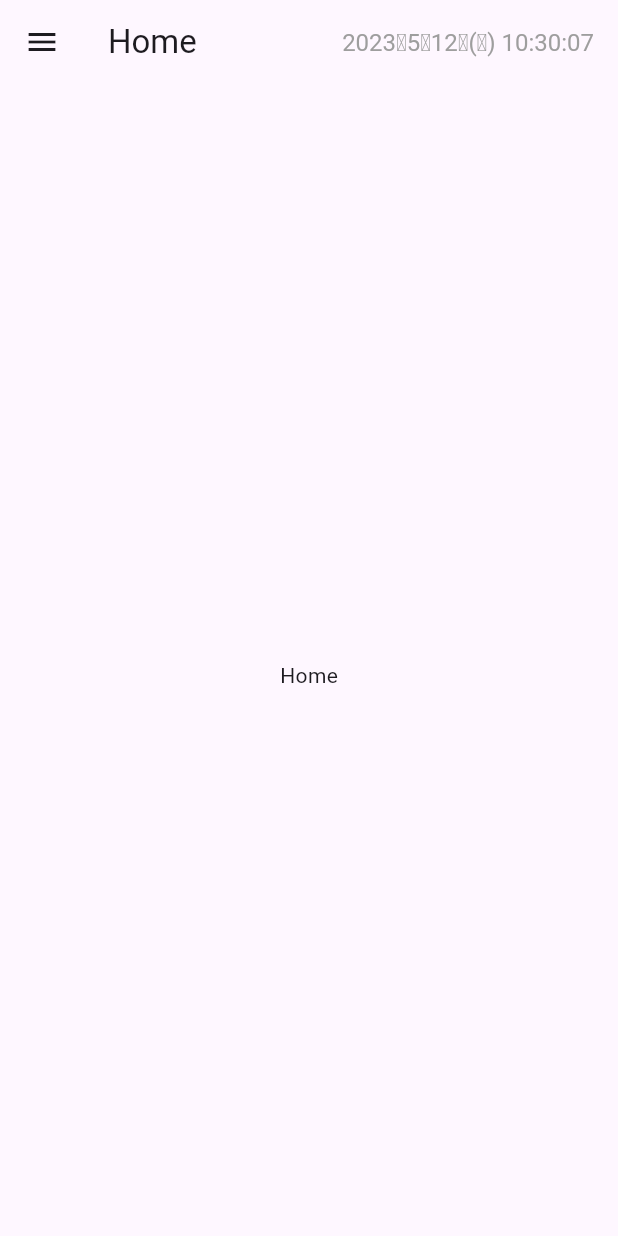
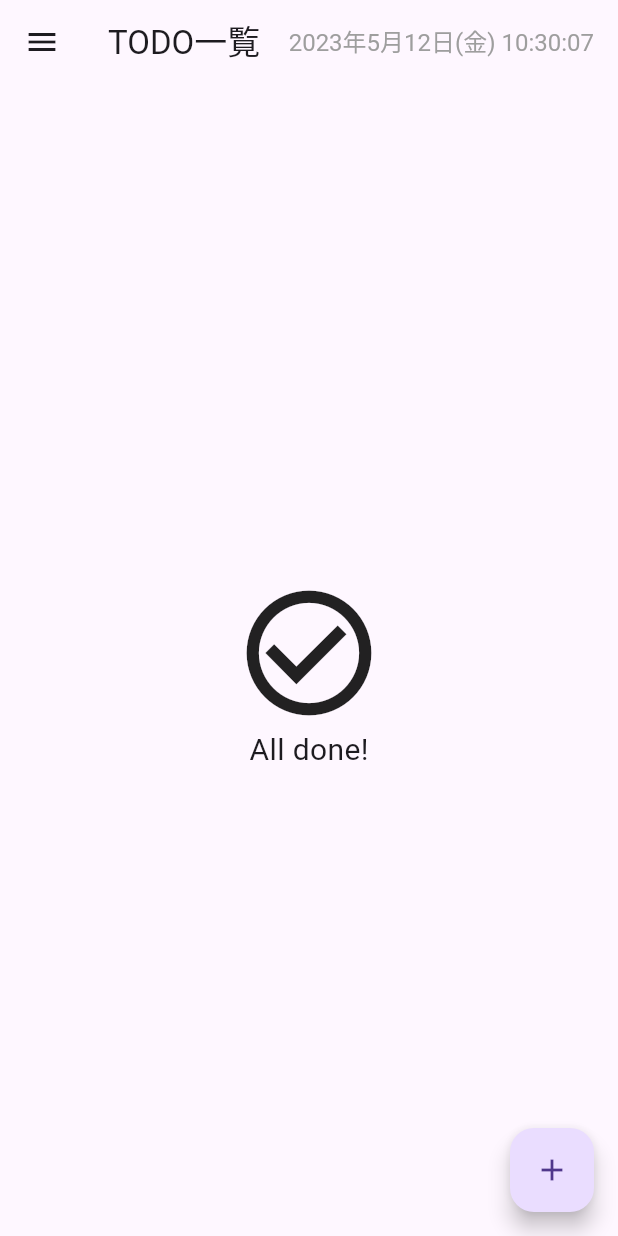
Before and after one commit to Ryota-Tsunoi/flutter-try-material-design-3, a Flutter app: the screen it shows after launch, on a phone screen of 412 x 824 dp. Run offline on Flutter 3.47's test engine with Material 2 defaults, Android fonts, the light colour scheme and no system bars; our stand-ins replace flutter_hooks, freezed_annotation, hooks_riverpod.

Commit message:
add a simple todo feature

```diff
--- a/analysis_options.yaml
+++ b/analysis_options.yaml
@@ -8,6 +8,11 @@
 # The following line activates a set of recommended lints for Flutter apps,
 # packages, and plugins designed to encourage good coding practices.
 include: package:flutter_lints/flutter.yaml
+
+analyzer:
+  exclude:
+    - "**/*.g.dart"
+    - "**/*.freezed.dart"
 
 linter:
   # The lint rules applied to this project can be customized in the
@@ -24,6 +29,5 @@
   rules:
     # avoid_print: false  # Uncomment to disable the `avoid_print` rule
     # prefer_single_quotes: true  # Uncomment to enable the `prefer_single_quotes` rule
-
 # Additional information about this file can be found at
 # https://dart.dev/guides/language/analysis-options
--- /dev/null
+++ b/build.yaml
@@ -0,0 +1,6 @@
+targets:
+  $default:
+    sources:
+      - $package$
+      - lib/**
+      # - stories/**
--- a/lib/components/scaffold/default_scaffold.dart
+++ b/lib/components/scaffold/default_scaffold.dart
@@ -5,11 +5,13 @@
   const DefaultScaffold({
     required this.title,
     required this.body,
+    this.floatingActionButton,
     super.key,
   });
 
   final String title;
   final Widget body;
+  final FloatingActionButton? floatingActionButton;
 
   @override
   Widget build(BuildContext context) {
@@ -17,6 +19,7 @@
       appBar: DefaultAppbar(title: title),
       drawer: const Drawer(),
       body: body,
+      floatingActionButton: floatingActionButton,
     );
   }
 }
--- /dev/null
+++ b/lib/features/todo/pages/todo_page.dart
@@ -0,0 +1,63 @@
+import 'package:flutter/material.dart';
+import 'package:hooks_riverpod/hooks_riverpod.dart';
+
+import '../../../components/scaffold/default_scaffold.dart';
+import '../components/todoEdit/todo_edit.dart';
+import '../components/todoListTile/todo_list_tile.dart';
+import '../providers/todo_provider.dart';
+
+class ToDoPage extends ConsumerWidget {
+  const ToDoPage({super.key});
+
+  @override
+  Widget build(BuildContext context, WidgetRef ref) {
+    final state = ref.watch(todoProvider);
+    return DefaultScaffold(
+      title: "TODO一覧",
+      body: state.isEmpty
+          ? _ToDoEmpty()
+          : ListView.separated(
+              itemBuilder: (context, index) => ToDoListTile(
+                todoItem: state[index],
+              ),
+              separatorBuilder: (context, index) => const Divider(),
+              itemCount: state.length,
+            ),
+      floatingActionButton: FloatingActionButton(
+        child: const Icon(Icons.add),
+        onPressed: () {
+          showModalBottomSheet(
+            context: context,
+            isScrollControlled: true,
+            builder: (context) {
+              return const ToDoEdit();
+            },
+          );
+        },
+      ),
+    );
+  }
+}
+
+class _ToDoEmpty extends StatelessWidget {
+  @override
+  Widget build(BuildContext context) {
+    return const Center(
+      child: Column(
+        mainAxisAlignment: MainAxisAlignment.center,
+        children: [
+          Icon(
+            Icons.check_circle_outline,
+            size: 100,
+          ),
+          Text(
+            "All done!",
+            style: TextStyle(
+              fontSize: 20,
+            ),
+          ),
+        ],
+      ),
+    );
+  }
+}
--- a/lib/main.dart
+++ b/lib/main.dart
@@ -1,7 +1,7 @@
 import 'package:flutter/material.dart';
 import 'package:hooks_riverpod/hooks_riverpod.dart';
 import 'package:intl/date_symbol_data_local.dart';
-import 'package:try_material_design_3/components/scaffold/default_scaffold.dart';
+import 'package:try_material_design_3/features/todo/pages/todo_page.dart';
 
 void main() {
   runApp(
@@ -34,11 +34,6 @@
 
   @override
   Widget build(BuildContext context) {
-    return DefaultScaffold(
-      title: runtimeType.toString(),
-      body: Center(
-        child: Text(runtimeType.toString()),
-      ),
-    );
+    return const ToDoPage();
   }
 }
--- a/pubspec.yaml
+++ b/pubspec.yaml
@@ -37,6 +37,8 @@
   intl: ^0.18.1
   flutter_hooks: ^0.18.6
   hooks_riverpod: ^2.3.6
+  freezed_annotation: ^2.2.0
+  uuid: ^3.0.7
 
 dev_dependencies:
   flutter_test:
@@ -48,6 +50,9 @@
   # package. See that file for information about deactivating specific lint
   # rules and activating additional ones.
   flutter_lints: ^2.0.0
+  freezed: ^2.3.3
+  build_runner: ^2.4.2
+  json_serializable: ^6.6.2
 
 # For information on the generic Dart part of this file, see the
 # following page: https://dart.dev/tools/pub/pubspec
```
Also changed, not shown: lib/features/todo/components/todoEdit/todo_edit.dart (added, +65 -0 lines), lib/features/todo/components/todoListTile/todo_list_tile.dart (added, +57 -0 lines), lib/features/todo/models/todo_item.dart (added, +15 -0 lines), lib/features/todo/providers/todo_provider.dart (added, +28 -0 lines), lib/features/todo/models/todo_item.freezed.dart (added), lib/features/todo/models/todo_item.g.dart (added), pubspec.lock.
